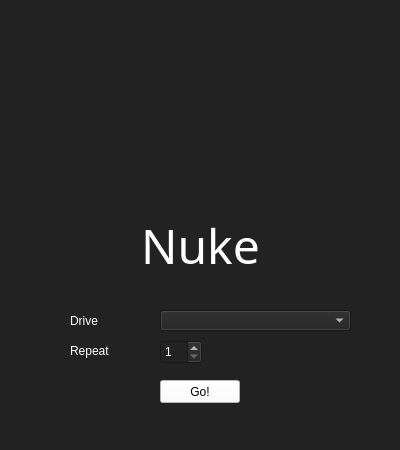
Old version of the form ui/Nuke.ui in the repository jithin-renji/Nuke.
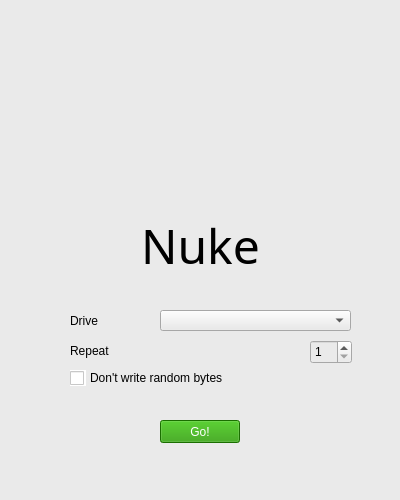
New version of the form. Icons and pictures are not drawn.

Commit message: GUI Functionality is almost complete. Added an option to not ask for confirmation before 'nuking' the drive.

```diff
--- a/ui/Nuke.ui
+++ b/ui/Nuke.ui
@@ -7,26 +7,26 @@
     <x>0</x>
     <y>0</y>
     <width>400</width>
-    <height>450</height>
+    <height>500</height>
    </rect>
   </property>
   <property name="minimumSize">
    <size>
     <width>400</width>
-    <height>450</height>
+    <height>500</height>
    </size>
   </property>
   <property name="maximumSize">
    <size>
     <width>400</width>
-    <height>450</height>
+    <height>500</height>
    </size>
   </property>
   <property name="windowTitle">
    <string>Nuke</string>
   </property>
   <property name="styleSheet">
-   <string notr="true">background-color: rgb(34, 34, 34);</string>
+   <string notr="true">background-color: rgb(234, 234, 234);</string>
   </property>
   <widget class="QWidget" name="centralwidget">
    <widget class="QLabel" name="big_title">
@@ -47,7 +47,7 @@
      </font>
     </property>
     <property name="styleSheet">
-     <string notr="true">color: rgb(255, 255, 255);</string>
+     <string notr="true">color: rgb(0, 0, 0);</string>
     </property>
     <property name="text">
      <string>Nuke</string>
@@ -66,7 +66,7 @@
      </rect>
     </property>
     <property name="styleSheet">
-     <string notr="true">color: rgb(255, 255, 255);</string>
+     <string notr="true">color: rgb(0, 0, 0);</string>
     </property>
     <property name="text">
      <string>Drive</string>
@@ -82,7 +82,7 @@
      </rect>
     </property>
     <property name="styleSheet">
-     <string notr="true">color: rgb(255, 255, 255);</string>
+     <string notr="true">color: rgb(0, 0, 0);</string>
     </property>
     <property name="text">
      <string>Repeat</string>
@@ -98,7 +98,7 @@
      </rect>
     </property>
     <property name="styleSheet">
-     <string notr="true">color: rgb(255, 255, 255);</string>
+     <string notr="true">color: rgb(0, 0, 0);</string>
     </property>
     <property name="currentText">
      <string/>
@@ -107,14 +107,15 @@
    <widget class="QSpinBox" name="rep_spinbox">
     <property name="geometry">
      <rect>
-      <x>160</x>
+      <x>310</x>
       <y>340</y>
       <width>42</width>
       <height>24</height>
      </rect>
     </property>
     <property name="styleSheet">
-     <string notr="true">color: rgb(255, 255, 255);</string>
+     <string notr="true">color: rgb(255, 255, 255);
+color: rgb(0, 0, 0);</string>
     </property>
     <property name="minimum">
      <number>1</number>
@@ -146,18 +147,61 @@
     <property name="geometry">
      <rect>
       <x>160</x>
-      <y>380</y>
+      <y>420</y>
       <width>80</width>
       <height>23</height>
      </rect>
     </property>
     <property name="styleSheet">
-     <string notr="true">background-color: rgb(255, 255, 255);</string>
+     <string notr="true">background-color: rgb(36, 154, 0);
+color: rgb(255, 255, 255);</string>
     </property>
     <property name="text">
      <string>Go!</string>
     </property>
    </widget>
+   <widget class="QCheckBox" name="rb_checkbox">
+    <property name="geometry">
+     <rect>
+      <x>70</x>
+      <y>370</y>
+      <width>16</width>
+      <height>16</height>
+     </rect>
+    </property>
+    <property name="maximumSize">
+     <size>
+      <width>16</width>
+      <height>16</height>
+     </size>
+    </property>
+    <property name="styleSheet">
+     <string notr="true">color: rgb(0, 0, 0);
+background-color: rgb(255, 255, 255);</string>
+    </property>
+    <property name="text">
+     <string/>
+    </property>
+    <property name="checked">
+     <bool>false</bool>
+    </property>
+    <property name="tristate">
+     <bool>false</bool>
+    </property>
+   </widget>
+   <widget class="QLabel" name="label">
+    <property name="geometry">
+     <rect>
+      <x>90</x>
+      <y>370</y>
+      <width>261</width>
+      <height>16</height>
+     </rect>
+    </property>
+    <property name="text">
+     <string>Don't write random bytes</string>
+    </property>
+   </widget>
   </widget>
   <widget class="QMenuBar" name="menubar">
    <property name="geometry">
```
The commit also changes 4 other files.
